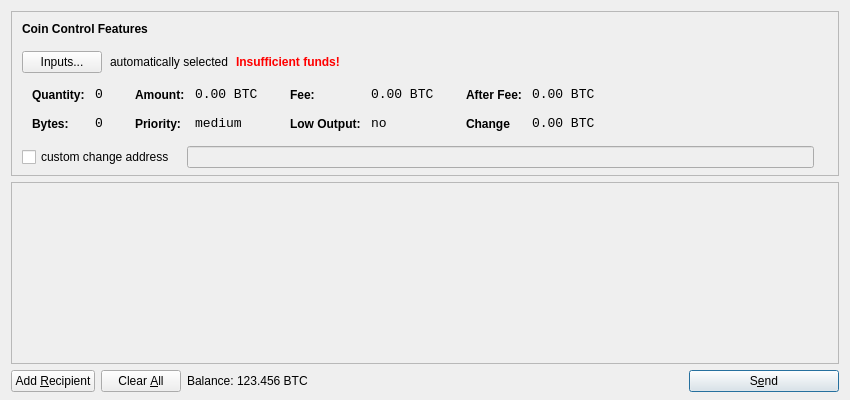
BCCproject/BTCtalkcoin-1.50, file src/qt/forms/sendcoinsdialog.ui: the form before one commit.
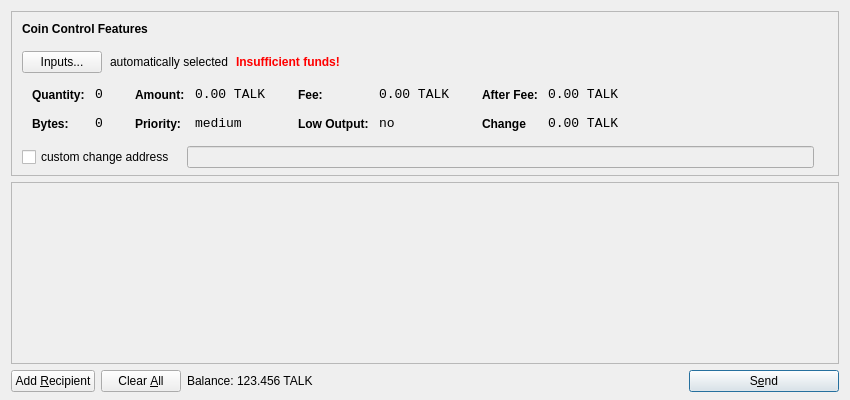
The form after the commit. Icons and pictures are not drawn.

Commit message: Coincontrol feature

```diff
--- a/src/qt/forms/sendcoinsdialog.ui
+++ b/src/qt/forms/sendcoinsdialog.ui
@@ -321,7 +321,7 @@
                   <enum>Qt::ActionsContextMenu</enum>
                  </property>
                  <property name="text">
-                  <string>0.00 BTC</string>
+                  <string>0.00 TALK</string>
                  </property>
                  <property name="textInteractionFlags">
                   <set>Qt::LinksAccessibleByMouse|Qt::TextSelectableByKeyboard|Qt::TextSelectableByMouse</set>
@@ -407,7 +407,7 @@
                   <enum>Qt::ActionsContextMenu</enum>
                  </property>
                  <property name="text">
-                  <string>0.00 BTC</string>
+                  <string>0.00 TALK</string>
                  </property>
                  <property name="textInteractionFlags">
                   <set>Qt::LinksAccessibleByMouse|Qt::TextSelectableByKeyboard|Qt::TextSelectableByMouse</set>
@@ -493,7 +493,7 @@
                   <enum>Qt::ActionsContextMenu</enum>
                  </property>
                  <property name="text">
-                  <string>0.00 BTC</string>
+                  <string>0.00 TALK</string>
                  </property>
                  <property name="textInteractionFlags">
                   <set>Qt::LinksAccessibleByMouse|Qt::TextSelectableByKeyboard|Qt::TextSelectableByMouse</set>
@@ -525,7 +525,7 @@
                   <enum>Qt::ActionsContextMenu</enum>
                  </property>
                  <property name="text">
-                  <string>0.00 BTC</string>
+                  <string>0.00 TALK</string>
                  </property>
                  <property name="textInteractionFlags">
                   <set>Qt::LinksAccessibleByMouse|Qt::TextSelectableByKeyboard|Qt::TextSelectableByMouse</set>
@@ -720,7 +720,7 @@
           <cursorShape>IBeamCursor</cursorShape>
          </property>
          <property name="text">
-          <string>123.456 BTC</string>
+          <string>123.456 TALK</string>
          </property>
          <property name="textInteractionFlags">
           <set>Qt::LinksAccessibleByMouse|Qt::TextSelectableByKeyboard|Qt::TextSelectableByMouse</set>
```
